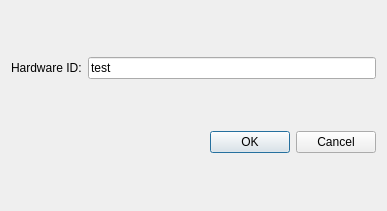
This is SearchGUI/src/aboutdialog.ui in tmpprj/tmpprj as Qt 5 draws it before an edit. The edited form follows.
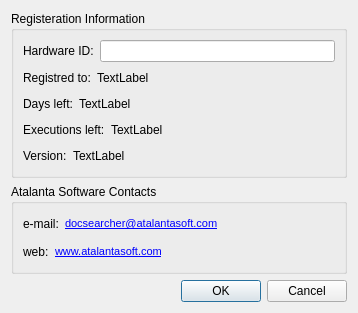
This is the edited form.

Patch:
```diff
--- a/SearchGUI/src/aboutdialog.ui
+++ b/SearchGUI/src/aboutdialog.ui
@@ -9,46 +9,279 @@
    <rect>
     <x>0</x>
     <y>0</y>
-    <width>387</width>
-    <height>211</height>
+    <width>358</width>
+    <height>313</height>
    </rect>
   </property>
+  <property name="sizePolicy">
+   <sizepolicy hsizetype="Fixed" vsizetype="Fixed">
+    <horstretch>0</horstretch>
+    <verstretch>0</verstretch>
+   </sizepolicy>
+  </property>
+  <property name="minimumSize">
+   <size>
+    <width>178</width>
+    <height>161</height>
+   </size>
+  </property>
+  <property name="maximumSize">
+   <size>
+    <width>55555</width>
+    <height>55555</height>
+   </size>
+  </property>
   <property name="windowTitle">
    <string>About</string>
   </property>
   <property name="modal">
    <bool>true</bool>
   </property>
-  <layout class="QVBoxLayout" name="verticalLayout">
+  <layout class="QVBoxLayout" name="verticalLayout_3">
    <item>
-    <layout class="QHBoxLayout" name="horizontalLayout">
-     <property name="sizeConstraint">
-      <enum>QLayout::SetDefaultConstraint</enum>
+    <widget class="QGroupBox" name="groupBox_2">
+     <property name="title">
+      <string>Registeration Information</string>
      </property>
-     <item>
-      <widget class="QLabel" name="label">
-       <property name="sizePolicy">
-        <sizepolicy hsizetype="Preferred" vsizetype="Fixed">
-         <horstretch>0</horstretch>
-         <verstretch>0</verstretch>
-        </sizepolicy>
-       </property>
-       <property name="text">
-        <string>Hardware ID:</string>
-       </property>
-      </widget>
-     </item>
-     <item>
-      <widget class="QLineEdit" name="hwidEdit">
-       <property name="text">
-        <string notr="true">test</string>
-       </property>
-       <property name="readOnly">
-        <bool>true</bool>
-       </property>
-      </widget>
-     </item>
-    </layout>
+     <layout class="QVBoxLayout" name="verticalLayout">
+      <item>
+       <layout class="QHBoxLayout" name="horizontalLayout">
+        <property name="sizeConstraint">
+         <enum>QLayout::SetDefaultConstraint</enum>
+        </property>
+        <item>
+         <widget class="QLabel" name="hwidLabel">
+          <property name="sizePolicy">
+           <sizepolicy hsizetype="Preferred" vsizetype="Fixed">
+            <horstretch>0</horstretch>
+            <verstretch>0</verstretch>
+           </sizepolicy>
+          </property>
+          <property name="text">
+           <string>Hardware ID:</string>
+          </property>
+         </widget>
+        </item>
+        <item>
+         <widget class="QLineEdit" name="hwidEdit">
+          <property name="text">
+           <string notr="true"/>
+          </property>
+          <property name="readOnly">
+           <bool>true</bool>
+          </property>
+         </widget>
+        </item>
+       </layout>
+      </item>
+      <item>
+       <layout class="QHBoxLayout" name="horizontalLayout_2">
+        <item>
+         <widget class="QLabel" name="label_2">
+          <property name="text">
+           <string>Registred to:</string>
+          </property>
+         </widget>
+        </item>
+        <item>
+         <widget class="QLabel" name="regnameLabel">
+          <property name="text">
+           <string>TextLabel</string>
+          </property>
+         </widget>
+        </item>
+        <item>
+         <spacer name="horizontalSpacer_3">
+          <property name="orientation">
+           <enum>Qt::Horizontal</enum>
+          </property>
+          <property name="sizeHint" stdset="0">
+           <size>
+            <width>40</width>
+            <height>20</height>
+           </size>
+          </property>
+         </spacer>
+        </item>
+       </layout>
+      </item>
+      <item>
+       <layout class="QHBoxLayout" name="horizontalLayout_3">
+        <item>
+         <widget class="QLabel" name="daysleftCaptionLabel">
+          <property name="text">
+           <string>Days left:</string>
+          </property>
+         </widget>
+        </item>
+        <item>
+         <widget class="QLabel" name="daysleftLabel">
+          <property name="text">
+           <string>TextLabel</string>
+          </property>
+         </widget>
+        </item>
+        <item>
+         <spacer name="horizontalSpacer_4">
+          <property name="orientation">
+           <enum>Qt::Horizontal</enum>
+          </property>
+          <property name="sizeHint" stdset="0">
+           <size>
+            <width>40</width>
+            <height>20</height>
+           </size>
+          </property>
+         </spacer>
+        </item>
+       </layout>
+      </item>
+      <item>
+       <layout class="QHBoxLayout" name="horizontalLayout_4">
+        <item>
+         <widget class="QLabel" name="exleftCaptionLabel">
+          <property name="text">
+           <string>Executions left:</string>
+          </property>
+         </widget>
+        </item>
+        <item>
+         <widget class="QLabel" name="exleftLabel">
+          <property name="text">
+           <string>TextLabel</string>
+          </property>
+         </widget>
+        </item>
+        <item>
+         <spacer name="horizontalSpacer_5">
+          <property name="orientation">
+           <enum>Qt::Horizontal</enum>
+          </property>
+          <property name="sizeHint" stdset="0">
+           <size>
+            <width>40</width>
+            <height>20</height>
+           </size>
+          </property>
+         </spacer>
+        </item>
+       </layout>
+      </item>
+      <item>
+       <layout class="QHBoxLayout" name="horizontalLayout_5">
+        <item>
+         <widget class="QLabel" name="versionCaptionLabel">
+          <property name="text">
+           <string>Version:</string>
+          </property>
+         </widget>
+        </item>
+        <item>
+         <widget class="QLabel" name="versionLabel">
+          <property name="text">
+           <string>TextLabel</string>
+          </property>
+         </widget>
+        </item>
+        <item>
+         <spacer name="horizontalSpacer_6">
+          <property name="orientation">
+           <enum>Qt::Horizontal</enum>
+          </property>
+          <property name="sizeHint" stdset="0">
+           <size>
+            <width>40</width>
+            <height>20</height>
+           </size>
+          </property>
+         </spacer>
+        </item>
+       </layout>
+      </item>
+     </layout>
+    </widget>
+   </item>
+   <item>
+    <widget class="QGroupBox" name="groupBox">
+     <property name="title">
+      <string>Atalanta Software Contacts</string>
+     </property>
+     <layout class="QVBoxLayout" name="verticalLayout_2">
+      <item>
+       <layout class="QHBoxLayout" name="horizontalLayout_6">
+        <item>
+         <widget class="QLabel" name="label_3">
+          <property name="text">
+           <string>e-mail:</string>
+          </property>
+         </widget>
+        </item>
+        <item>
+         <widget class="QLabel" name="label_4">
+          <property name="text">
+           <string>&lt;!DOCTYPE HTML PUBLIC &quot;-//W3C//DTD HTML 4.0//EN&quot; &quot;http://www.w3.org/TR/REC-html40/strict.dtd&quot;&gt;
+&lt;html&gt;&lt;head&gt;&lt;meta name=&quot;qrichtext&quot; content=&quot;1&quot; /&gt;&lt;style type=&quot;text/css&quot;&gt;
+p, li { white-space: pre-wrap; }
+&lt;/style&gt;&lt;/head&gt;&lt;body style=&quot; font-family:'MS Shell Dlg 2'; font-size:8.25pt; font-weight:400; font-style:normal;&quot;&gt;
+&lt;p style=&quot; margin-top:0px; margin-bottom:0px; margin-left:0px; margin-right:0px; -qt-block-indent:0; text-indent:0px;&quot;&gt;&lt;a href=&quot;mailto:docsearcher@atalantasoft.com&quot;&gt;&lt;span style=&quot; text-decoration: underline; color:#0000ff;&quot;&gt;docsearcher@atalantasoft.com&lt;/span&gt;&lt;/a&gt;&lt;/p&gt;&lt;/body&gt;&lt;/html&gt;</string>
+          </property>
+         </widget>
+        </item>
+        <item>
+         <spacer name="horizontalSpacer">
+          <property name="orientation">
+           <enum>Qt::Horizontal</enum>
+          </property>
+          <property name="sizeHint" stdset="0">
+           <size>
+            <width>40</width>
+            <height>20</height>
+           </size>
+          </property>
+         </spacer>
+        </item>
+       </layout>
+      </item>
+      <item>
+       <layout class="QHBoxLayout" name="horizontalLayout_7">
+        <item>
+         <widget class="QLabel" name="label_5">
+          <property name="text">
+           <string>web:</string>
+          </property>
+         </widget>
+        </item>
+        <item>
+         <widget class="QLabel" name="label_7">
+          <property name="text">
+           <string>&lt;!DOCTYPE HTML PUBLIC &quot;-//W3C//DTD HTML 4.0//EN&quot; &quot;http://www.w3.org/TR/REC-html40/strict.dtd&quot;&gt;
+&lt;html&gt;&lt;head&gt;&lt;meta name=&quot;qrichtext&quot; content=&quot;1&quot; /&gt;&lt;style type=&quot;text/css&quot;&gt;
+p, li { white-space: pre-wrap; }
+&lt;/style&gt;&lt;/head&gt;&lt;body style=&quot; font-family:'MS Shell Dlg 2'; font-size:8.25pt; font-weight:400; font-style:normal;&quot;&gt;
+&lt;p style=&quot; margin-top:0px; margin-bottom:0px; margin-left:0px; margin-right:0px; -qt-block-indent:0; text-indent:0px;&quot;&gt;&lt;a href=&quot;http://www.atalantasoft.com&quot;&gt;&lt;span style=&quot; text-decoration: underline; color:#0000ff;&quot;&gt;www.atalantasoft.com&lt;/span&gt;&lt;/a&gt;&lt;/p&gt;&lt;/body&gt;&lt;/html&gt;</string>
+          </property>
+         </widget>
+        </item>
+        <item>
+         <spacer name="horizontalSpacer_2">
+          <property name="orientation">
+           <enum>Qt::Horizontal</enum>
+          </property>
+          <property name="sizeHint" stdset="0">
+           <size>
+            <width>40</width>
+            <height>20</height>
+           </size>
+          </property>
+         </spacer>
+        </item>
+       </layout>
+      </item>
+     </layout>
+     <zorder>label_4</zorder>
+     <zorder></zorder>
+     <zorder></zorder>
+    </widget>
    </item>
    <item>
     <widget class="QDialogButtonBox" name="buttonBox">
```
